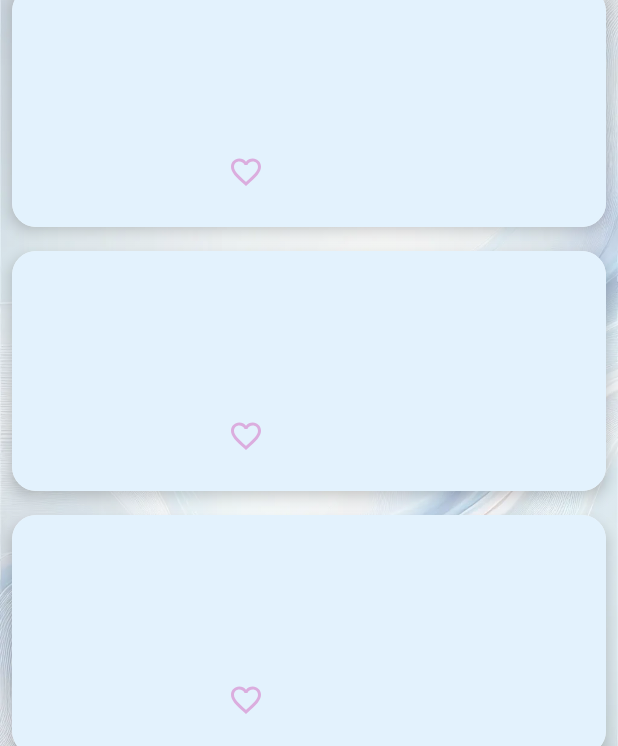
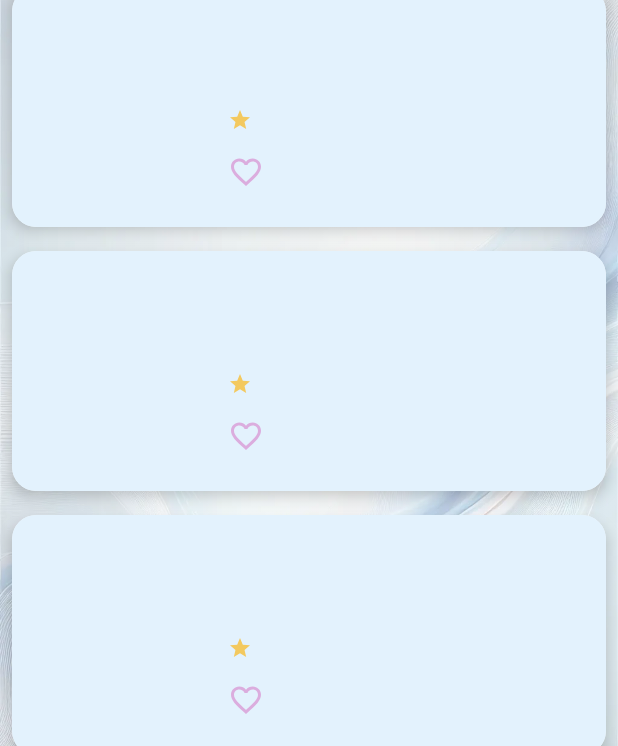
Before and after one commit to segevco09/Movies-App-Final-Project, an Android app: the layout fragment_all_movies.xml on its own in the app's theme, with its tools: preview values and no code run, on a phone screen of 412 x 824 dp. Shown: the part 145-891 px from the top of the screen. Run offline under Robolectric (Android 15) with nearby library versions, the phone set to English and light mode, and no system bars.

Commit message:
adding star icon

```diff
--- /dev/null
+++ b/app/src/main/res/drawable/baseline_star_24.xml
@@ -0,0 +1,5 @@
+<vector xmlns:android="http://schemas.android.com/apk/res/android" android:height="24dp" android:tint="#F3C95F" android:viewportHeight="24" android:viewportWidth="24" android:width="24dp">
+
+    <path android:fillColor="@android:color/white" android:pathData="M12,17.27L18.18,21l-1.64,-7.03L22,9.24l-7.19,-0.61L12,2 9.19,8.63 2,9.24l5.46,4.73L5.82,21z"/>
+
+</vector>
--- a/app/src/main/res/layout/item_movie.xml
+++ b/app/src/main/res/layout/item_movie.xml
@@ -50,15 +50,29 @@
                 android:textColor="@android:color/darker_gray"
                 android:textSize="18sp" />
 
-            <!-- Movie Overview -->
-            <TextView
-                android:id="@+id/avgRateTextView"
+            <!-- Rating Layout with Star Icon -->
+            <LinearLayout
                 android:layout_width="wrap_content"
                 android:layout_height="wrap_content"
                 android:layout_marginTop="6dp"
-                android:ellipsize="end"
-                android:textColor="@android:color/darker_gray"
-                android:textSize="14sp" />
+                android:orientation="horizontal"
+                android:gravity="center_vertical">
+
+                <ImageView
+                    android:id="@+id/starIcon"
+                    android:layout_width="16dp"
+                    android:layout_height="16dp"
+                    android:layout_marginEnd="4dp"
+                    android:src="@drawable/baseline_star_24" />
+
+                <TextView
+                    android:id="@+id/avgRateTextView"
+                    android:layout_width="wrap_content"
+                    android:layout_height="wrap_content"
+                    android:ellipsize="end"
+                    android:textColor="@android:color/darker_gray"
+                    android:textSize="14sp" />
+            </LinearLayout>
 
             <ImageButton
                 android:id="@+id/favoriteButton"
@@ -67,7 +81,9 @@
                 android:background="?attr/selectableItemBackground"
                 android:src="@drawable/baseline_favorite_border_24"
                 app:layout_constraintEnd_toEndOf="parent"
-                app:layout_constraintTop_toTopOf="parent" />
+                app:layout_constraintTop_toTopOf="parent"
+                android:contentDescription="@string/favorite_button_description"/>
+
 
         </LinearLayout>
     </LinearLayout>
--- a/app/src/main/res/values/strings.xml
+++ b/app/src/main/res/values/strings.xml
@@ -1,3 +1,4 @@
 <resources>
     <string name="app_name">Movie App</string>
+    <string name="favorite_button_description">Click for adding to favorite</string>
 </resources>
```
Also changed, not shown: 1 other file.
